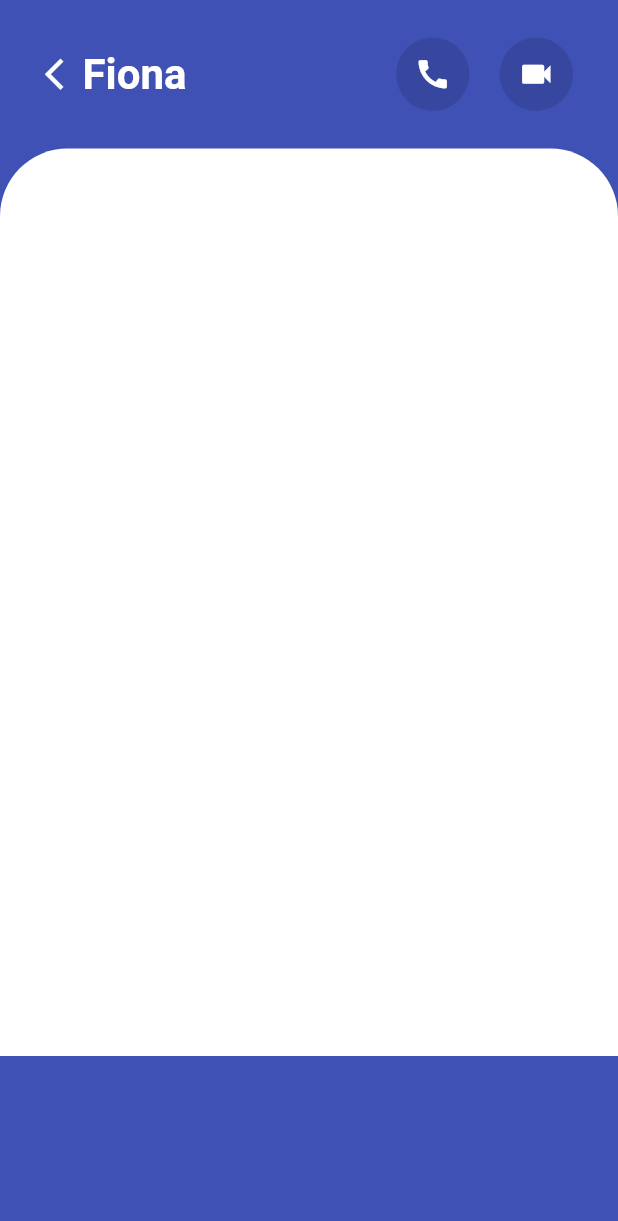
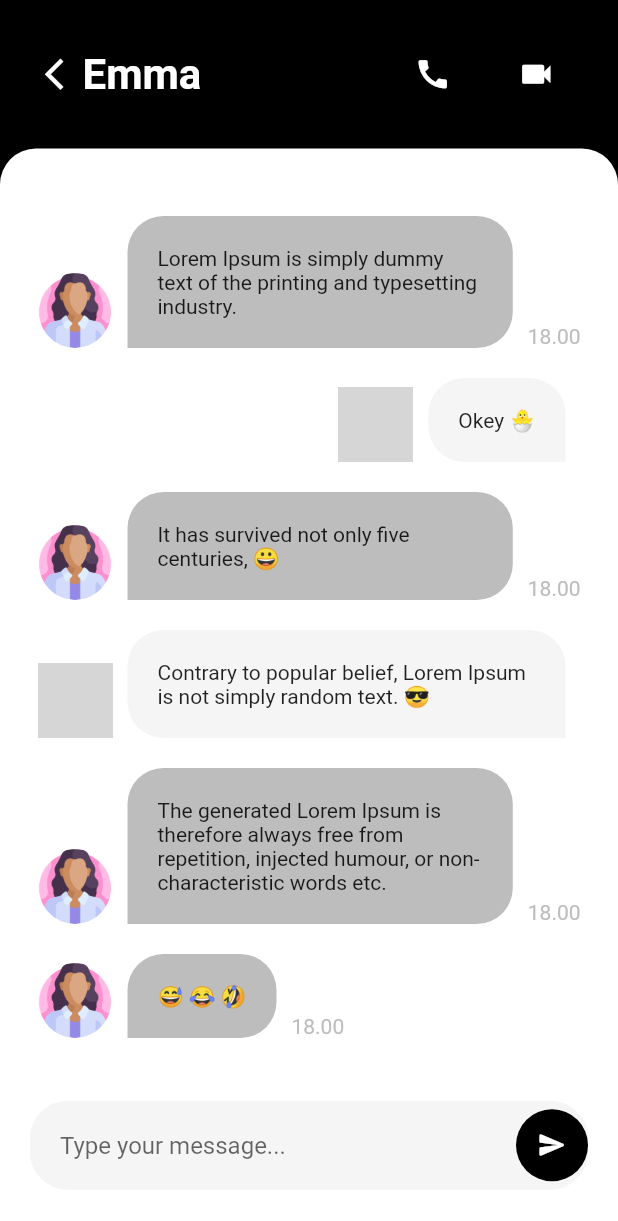
Before and after one commit to ychia112/TAxt_SocialMedia, a Flutter app: the chatScreen screen opened directly, after a tap on "John", on a phone screen of 412 x 824 dp. Shown: the top 1221 px of the screen. Run offline on Flutter 3.47's test engine with Material 2 defaults, Android fonts, the phone set to English and light mode, and no system bars; our stand-ins replace google_fonts, google_nav_bar, slider_button; missing offline and left inert: walletconnect_dart; network calls fail; grey boxes are pictures that could not be loaded.

Commit message:
0225 chat page update

```diff
--- a/lib/pages/chat.dart
+++ b/lib/pages/chat.dart
@@ -27,46 +27,18 @@ class _chatScreenState extends State<chatScreen> {
       child: Column(
         crossAxisAlignment: CrossAxisAlignment.start,
         children: [
-          Text(
+          Padding(
+            padding: EdgeInsets.only(top: 12, bottom: 12),
+            child: Text(
             'Chat',
             style: TextStyle(
-              fontSize: 28, fontWeight: FontWeight.bold, color: Colors.white
+                fontSize: 28,
+                fontWeight: FontWeight.bold,
+                color: Colors.white,
             ),
           ),
-          Row(
-            children: [
-              Container(
-                padding: EdgeInsets.all(12),
-                decoration: BoxDecoration(
-                  borderRadius: BorderRadius.circular(24),
-                  color: Colors.black12,
-                ),
-                child: Icon(
-                  Icons.search_rounded,
-                  size: 30,
-                    color: Colors.white,
-                ),
-              ),
-              SizedBox(width: 15,),
-              Expanded(
-                child: Container(
-                  height: 100,
-                  child: ListView.builder(
-                    physics: BouncingScrollPhysics(),
-                    scrollDirection: Axis.horizontal,
-                    shrinkWrap: true,
-                    itemCount: 4,
-                    itemBuilder: (context, index){
-                      return Avatar(
-                        margin: EdgeInsets.only(right: 15),
-                        image: 'assets/image/${index+3}.png',
-                      );
-                    },
-                  ),
-                ),
-              ),
-            ],
           ),
+          Row()
         ],
       ),
     );
@@ -87,25 +59,25 @@ class _chatScreenState extends State<chatScreen> {
           physics: BouncingScrollPhysics(),
           children: [
             _itemChats(
-              avatar: 'assets/image/3.png',
+              avatar: 'assets/images/3.png',
               name: 'John',
               chat: 'Flutter is a wonderful tool!',
               time: '08.10',
             ),
             _itemChats(
-              avatar: 'assets/image/4.png',
+              avatar: 'assets/images/4.png',
               name: 'Alex',
               chat: 'Google is the best company in the world...',
               time: '10.23',
             ),
             _itemChats(
-              avatar: 'assets/image/5.png',
+              avatar: 'assets/images/5.png',
               name: 'Emma',
               chat: 'Thank you flutter, you help me a lot!',
               time: '11.09',
             ),
             _itemChats(
-              avatar: 'assets/image/6.png',
+              avatar: 'assets/images/6.png',
               name: 'Fiona',
               chat: 'It is my dream to work at Google.',
               time: '03.19',
@@ -183,7 +155,7 @@ class _ChatPageState extends State<ChatPage> {
   @override
   Widget build(BuildContext context) {
     return Scaffold(
-      backgroundColor: Colors.indigo,
+      backgroundColor: Colors.black,
       body: SafeArea(
         child: Stack(
           children: [
@@ -196,6 +168,7 @@ class _ChatPageState extends State<ChatPage> {
                 )
               ],
             ),
+            _formChat(),
           ],
         ),
       ),
@@ -219,7 +192,7 @@ class _ChatPageState extends State<ChatPage> {
                 ),
               ),
               Text(
-                'Fiona',
+                'Emma',
                 style: TextStyle(
                     fontSize: 28,
                     fontWeight: FontWeight.bold,
@@ -270,11 +243,131 @@ class _ChatPageState extends State<ChatPage> {
         width: double.infinity,
         decoration: BoxDecoration(
           borderRadius: BorderRadius.only(
-              topLeft: Radius.circular(45), topRight: Radius.circular(45)),
+              topLeft: Radius.circular(24), topRight: Radius.circular(24)),
           color: Colors.white,
         ),
         child: ListView(
           physics: BouncingScrollPhysics(),
+          children: [
+            _itemChat(
+              avatar: 'assets/images/5.png',
+              chat: 1,
+              message:
+                'Lorem Ipsum is simply dummy text of the printing and typesetting industry.',
+              time: '18.00',
+            ),
+            _itemChat(
+              chat: 0,
+              message: 'Okey 🐣',
+              time: '18.00',
+            ),
+            _itemChat(
+              avatar: 'assets/images/5.png',
+              chat: 1,
+              message: 'It has survived not only five centuries, 😀',
+              time: '18.00',
+            ),
+            _itemChat(
+              chat: 0,
+              message:
+                'Contrary to popular belief, Lorem Ipsum is not simply random text. 😎',
+              time: '18.00',
+            ),
+            _itemChat(
+              avatar: 'assets/images/5.png',
+              chat: 1,
+              message:
+                'The generated Lorem Ipsum is therefore always free from repetition, injected humour, or non-characteristic words etc.',
+              time: '18.00',
+            ),
+            _itemChat(
+              avatar: 'assets/images/5.png',
+              chat: 1,
+              message: '😅 😂 🤣',
+              time: '18.00',
+            ),
+          ],
+        ),
+      ),
+    );
+  }
+
+  _itemChat({required int chat, String avatar = '', message, time}){
+    return Row(
+      mainAxisAlignment:
+      chat == 0 ? MainAxisAlignment.end : MainAxisAlignment.start,
+      crossAxisAlignment: CrossAxisAlignment.end,
+      children: [
+        avatar != null
+            ? Avatar(image: avatar, size: 50,)
+            : Text('$time', style: TextStyle(color: Colors.grey.shade400),),
+        Flexible(
+          child: Container(
+            margin: EdgeInsets.only(left: 10, right: 10, top: 20),
+            padding: EdgeInsets.all(20),
+            decoration: BoxDecoration(
+              color: chat == 0 ? Colors.grey.shade100 : Colors.grey.shade400,
+              borderRadius: chat == 0
+                  ? BorderRadius.only(
+                topLeft: Radius.circular(24),
+                topRight: Radius.circular(24),
+                bottomLeft: Radius.circular(24),
+              )
+                  : BorderRadius.only(
+                topLeft: Radius.circular(24),
+                topRight: Radius.circular(24),
+                bottomRight: Radius.circular(24),
+              ),
+            ),
+            child: Text('$message'),
+          ),
+        ),
+        chat == 1
+            ? Text(
+              '$time',
+              style: TextStyle(color: Colors.grey.shade400),
+            )
+            : SizedBox(),
+      ],
+    );
+  }
+
+  Widget _formChat() {
+    return Positioned(
+      child: Align(
+        alignment: Alignment.bottomCenter,
+        child: Container(
+          height: 120,
+          padding: EdgeInsets.symmetric(vertical: 30, horizontal: 20),
+          color: Colors.white,
+          child: TextField(
+            decoration: InputDecoration(
+              hintText: 'Type your message...',
+              suffixIcon: Container(
+                decoration: BoxDecoration(
+                    borderRadius: BorderRadius.circular(24),
+                    color: Colors.black),
+                padding: EdgeInsets.all(14),
+                child: Icon(
+                  Icons.send_rounded,
+                  color: Colors.white,
+                  size: 20,
+                ),
+              ),
+              filled: true,
+              fillColor: Colors.grey.shade100,
+              labelStyle: TextStyle(fontSize: 12),
+              contentPadding: EdgeInsets.all(20),
+              enabledBorder: OutlineInputBorder(
+                borderSide: BorderSide(color: Colors.grey.shade100),
+                borderRadius: BorderRadius.circular(25),
+              ),
+              focusedBorder: OutlineInputBorder(
+                borderSide: BorderSide(color: Colors.grey.shade100),
+                borderRadius: BorderRadius.circular(25),
+              ),
+            ),
+          ),
         ),
       ),
     );
--- a/lib/pages/profile.dart
+++ b/lib/pages/profile.dart
@@ -75,15 +75,6 @@ class _UserProfileState extends State<UserProfile> {
             height: 200,
             ),
       ),
-      IconButton(
-          icon: const Icon(Icons.login_rounded,size: 30),
-          onPressed: (){
-            Navigator.push(
-                context,
-                MaterialPageRoute(builder: (context) => LoginPage()
-            ));
-          }
-      ),
     ],
 
   );
```
Also changed, not shown: pubspec.lock, 1 other file.
